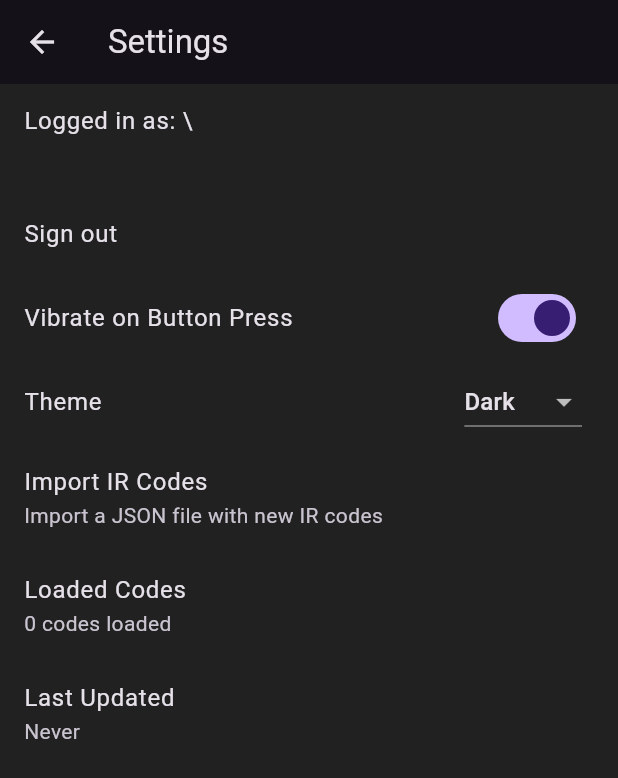
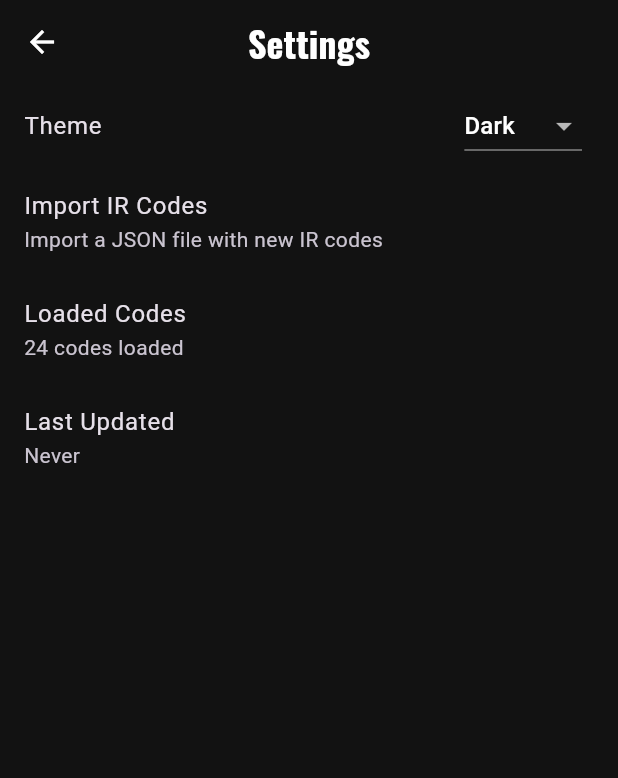
Before and after one commit to slogiker/RGB-led-controller-flutter, a Flutter app: the RemoteScreen screen opened directly, after a tap on the "settings" icon, on a phone screen of 412 x 824 dp. Shown: the top 778 px of the screen. Run offline on Flutter 3.47's test engine with Material 3 defaults, Android fonts, the phone set to English and light mode, and no system bars; our stand-ins replace file_picker, firebase_auth, fluttertoast, google_fonts, shared_preferences; accounts and stored records are empty.

Commit message:
new functionality

```diff
--- a/lib/ui/remote_screen.dart
+++ b/lib/ui/remote_screen.dart
@@ -1,12 +1,9 @@
-
 import 'package:flutter/material.dart';
-import 'package:myapp/services/code_store.dart';
+import 'package:google_fonts/google_fonts.dart';
+import 'dart:convert';
+import 'package:flutter/services.dart';
 import 'package:myapp/services/ir_service.dart';
 import 'package:myapp/ui/settings_screen.dart';
-import 'package:fluttertoast/fluttertoast.dart';
-import 'package:flutter/foundation.dart';
-import 'package:vibration/vibration.dart';
-import 'package:shared_preferences/shared_preferences.dart';
 
 class RemoteScreen extends StatefulWidget {
   const RemoteScreen({super.key});
@@ -16,294 +13,255 @@ class RemoteScreen extends StatefulWidget {
 }
 
 class _RemoteScreenState extends State<RemoteScreen> {
-  final CodeStore _codeStore = CodeStore();
-  Map<String, dynamic> _irCodes = {};
-
-  bool _vibrateOnButton = true;
+  Map<String, String> _irCodes = {};
 
   @override
   void initState() {
     super.initState();
-    _loadCodes();
-    _loadVibrateSetting();
+    _loadIrCodes();
   }
 
-  Future<void> _loadVibrateSetting() async {
-    final prefs = await SharedPreferences.getInstance();
+  Future<void> _loadIrCodes() async {
+    final String response = await rootBundle.loadString('assets/ir_codes.json');
+    final data = await json.decode(response);
     setState(() {
-      _vibrateOnButton = prefs.getBool('vibrateOnButton') ?? true;
+      _irCodes = Map<String, String>.from(data);
     });
   }
 
-  Future<void> _loadCodes() async {
-    final codes = await _codeStore.readCodes();
-    setState(() {
-      _irCodes = codes;
-    });
-  }
-
-  Future<void> _transmit(String buttonName) async {
-    if (_irCodes.containsKey('buttons') &&
-        _irCodes['buttons'].containsKey(buttonName)) {
-      final hexCode = _irCodes['buttons'][buttonName];
-      final frequency = _irCodes['meta']['frequency'];
-      IrService.transmitHex(hexCode, frequency);
-      Fluttertoast.showToast(
-        msg: "Sent $buttonName",
-        toastLength: Toast.LENGTH_SHORT,
-        gravity: ToastGravity.BOTTOM,
-        backgroundColor: Colors.grey[800],
-        textColor: Colors.white,
-      );
-      if (kIsWeb) {
-        // For web, print button name to console
-        // ignore: avoid_print
-        print('Button pressed: $buttonName');
-      } else if (_vibrateOnButton) {
-        if (await Vibration.hasVibrator() ?? false) {
-          Vibration.vibrate(duration: 50);
-        }
-      }
+  void _sendIrCommand(String key) {
+    final code = _irCodes[key];
+    if (code != null) {
+      IrService.transmitIR(code);
+      HapticFeedback.lightImpact();
     }
   }
 
   @override
   Widget build(BuildContext context) {
     return Scaffold(
-      backgroundColor: const Color(0xFF212121),
       appBar: AppBar(
-        backgroundColor: Colors.transparent,
-        elevation: 0,
+        title: Text(
+          'RGB LED Remote',
+        ),
         actions: [
           IconButton(
-            icon: const Icon(Icons.settings, color: Colors.orange),
+            icon: const Icon(Icons.settings),
             onPressed: () {
               Navigator.push(
                 context,
-                MaterialPageRoute(
-                  builder: (context) => SettingsScreen(
-                    onCodesUpdated: _loadCodes,
-                  ),
-                ),
+                MaterialPageRoute(builder: (context) => SettingsScreen(onCodesUpdated: _loadIrCodes)),
               );
             },
           ),
         ],
       ),
-      body: Center(
-        child: Container(
-          padding: const EdgeInsets.symmetric(horizontal: 20, vertical: 30),
+      body: Container(
         decoration: BoxDecoration(
-              color: const Color(0xFF4a4a4a),
-              borderRadius: BorderRadius.circular(25),
-              border: Border.all(color: Colors.black.withAlpha(51)),
-              boxShadow: [
-                BoxShadow(
-                  color: Colors.black.withAlpha(128),
-                  spreadRadius: 5,
-                  blurRadius: 15,
-                  offset: const Offset(0, 5),
-                )
-              ]),
-          width: 300,
-          child: _buildRemoteGrid(),
+          image: DecorationImage(
+            image: const AssetImage("assets/images/noise.png"),
+            fit: BoxFit.cover,
+            colorFilter: ColorFilter.mode(Colors.black.withAlpha(25), BlendMode.dstATop),
+          ),
+          gradient: LinearGradient(
+            colors: [Colors.deepPurple.shade900, Colors.blue.shade900],
+            begin: Alignment.topLeft,
+            end: Alignment.bottomRight,
+          ),
+        ),
+        child: Padding(
+          padding: const EdgeInsets.symmetric(horizontal: 20.0, vertical: 10.0),
+          child: Column(
+            mainAxisAlignment: MainAxisAlignment.spaceAround,
+            children: [
+              _buildPowerButtons(),
+              _buildColorGrid(),
+              _buildBrightnessSlider(),
+              _buildSpeedSlider(),
+              _buildEffectButtons(),
+            ],
+          ),
         ),
       ),
     );
   }
 
-  Widget _buildRemoteGrid() {
-    final List<Map<String, dynamic>> buttons = [
-      // Row 1
-      {
-        'child': Icon(Icons.wb_sunny_outlined, color: Colors.black.withAlpha(178)),
-        'color': Colors.white,
-        'name': 'BRIGHT_UP'
-      },
-      {
-        'child': Icon(Icons.wb_sunny, color: Colors.black.withAlpha(178)),
-        'color': Colors.white,
-        'name': 'BRIGHT_DOWN'
-      },
-      {'text': 'OFF', 'color': const Color(0xFF2d2d2d), 'name': 'OFF'},
-      {'text': 'ON', 'color': const Color(0xFFd93131), 'name': 'ON'},
-      // Row 2
-      {'text': 'R', 'color': const Color(0xFFd93131), 'name': 'R'},
-      {'text': 'G', 'color': const Color(0xFF31d931), 'name': 'G'},
-      {'text': 'B', 'color': const Color(0xFF3131d9), 'name': 'B'},
-      {
-        'text': 'W',
-        'color': Colors.white,
-        'textColor': Colors.black,
-        'name': 'W'
-      },
-      // Row 3
-      {'color': const Color(0xFFf47920), 'name': 'C1'},
-      {'color': const Color(0xFF00a651), 'name': 'C2'},
-      {'color': const Color(0xFF0072bc), 'name': 'C3'},
-      {
-        'text': 'FLASH',
-        'color': const Color(0xFF6e6e6e),
-        'textSize': 10.0,
-        'name': 'FLASH'
-      },
-      // Row 4
-      {'color': const Color(0xFFf4a261), 'name': 'C4'},
-      {'color': const Color(0xFF2a9d8f), 'name': 'C5'},
-      {'color': const Color(0xFF6a4c93), 'name': 'C6'},
-      {
-        'text': 'STROBE',
-        'color': const Color(0xFF6e6e6e),
-        'textSize': 10.0,
-        'name': 'STROBE'
-      },
-      // Row 5
-      {'color': const Color(0xFFf9c74f), 'name': 'C7'},
-      {'color': const Color(0xFF277da1), 'name': 'C8'},
-      {'color': const Color(0xFFe5989b), 'name': 'C9'},
-      {
-        'text': 'FADE',
-        'color': const Color(0xFF6e6e6e),
-        'textSize': 10.0,
-        'name': 'FADE'
-      },
-      // Row 6
-      {'color': const Color(0xFFf4e285), 'name': 'C10'},
-      {'color': const Color(0xFF83c5be), 'name': 'C11'},
-      {'color': const Color(0xFFe07a5f), 'name': 'C12'},
-      {
-        'text': 'SMOOTH',
-        'color': const Color(0xFF6e6e6e),
-        'textSize': 10.0,
-        'name': 'SMOOTH'
-      },
+  Widget _buildPowerButtons() {
+    return Row(
+      mainAxisAlignment: MainAxisAlignment.spaceEvenly,
+      children: [
+        _buildIconButton(Icons.power_settings_new, Colors.greenAccent, 'power_on'),
+        _buildIconButton(Icons.power_off, Colors.redAccent, 'power_off'),
+      ],
+    );
+  }
+
+  Widget _buildColorGrid() {
+    final List<Map<String, dynamic>> colors = [
+      {'color': Colors.red, 'key': 'red'},
+      {'color': Colors.green, 'key': 'green'},
+      {'color': Colors.blue, 'key': 'blue'},
+      {'color': Colors.white, 'key': 'white'},
+      {'color': Colors.orange, 'key': 'orange'},
+      {'color': Colors.lightGreen, 'key': 'light_green'},
+      {'color': Colors.lightBlue, 'key': 'light_blue'},
+      {'color': Colors.amber, 'key': 'amber'},
+      {'color': Colors.cyan, 'key': 'cyan'},
+      {'color': Colors.purple, 'key': 'purple'},
+      {'color': Colors.yellow, 'key': 'yellow'},
+      {'color': Colors.pink, 'key': 'pink'},
     ];
 
     return GridView.builder(
       shrinkWrap: true,
       physics: const NeverScrollableScrollPhysics(),
-        itemCount: buttons.length,
       gridDelegate: const SliverGridDelegateWithFixedCrossAxisCount(
         crossAxisCount: 4,
         mainAxisSpacing: 15,
-            crossAxisSpacing: 15
+        crossAxisSpacing: 15,
       ),
+      itemCount: colors.length,
       itemBuilder: (context, index) {
-          final buttonConfig = buttons[index];
-          return _RemoteButton(
-            color: buttonConfig['color'],
-            text: buttonConfig['text'],
-            textColor: buttonConfig['textColor'],
-            child: buttonConfig['child'],
-            onPressed: () => _transmit(buttonConfig['name']),
-            size: 50,
-            textSize: buttonConfig['textSize'] ?? 16.0,
-          );
-        });
-  }
-}
-
-class _RemoteButton extends StatefulWidget {
-  final Color? color;
-  final String? text;
-  final Color? textColor;
-  final Widget? child;
-  final VoidCallback? onPressed;
-  final double size;
-  final double textSize;
-
-  const _RemoteButton({
-    this.color,
-    this.text,
-    this.textColor,
-    this.child,
-    this.onPressed,
-    this.size = 50.0,
-    this.textSize = 16.0,
-  });
-
-  @override
-  _RemoteButtonState createState() => _RemoteButtonState();
-}
-
-class _RemoteButtonState extends State<_RemoteButton> with SingleTickerProviderStateMixin {
-  late AnimationController _controller;
-  late Animation<double> _scaleAnimation;
-
-  @override
-  void initState() {
-    super.initState();
-    _controller = AnimationController(
-      vsync: this,
-      duration: const Duration(milliseconds: 100),
-      reverseDuration: const Duration(milliseconds: 100),
-    );
-    _scaleAnimation = Tween<double>(begin: 1.0, end: 0.9).animate(
-      CurvedAnimation(parent: _controller, curve: Curves.easeInOut),
+        final color = colors[index]['color'] as Color;
+        final key = colors[index]['key'] as String;
+        return _buildColorButton(color, key);
+      },
     );
   }
 
-  @override
-  void dispose() {
-    _controller.dispose();
-    super.dispose();
+  Widget _buildBrightnessSlider() {
+    return _buildSlider('Brightness', Icons.wb_sunny, 'brightness_down', 'brightness_up');
   }
 
-  void _handleTap() {
-    if (widget.onPressed != null) {
-      widget.onPressed!();
-      _controller.forward().then((_) {
-        _controller.reverse();
-      });
-    }
+  Widget _buildSpeedSlider() {
+    return _buildSlider('Speed', Icons.speed, 'smooth', 'flash'); // Using smooth/flash as placeholders
   }
 
-  Color _getSlightlyLighter(Color color) {
-    final hsl = HSLColor.fromColor(color);
-    return hsl.withLightness((hsl.lightness + 0.05).clamp(0.0, 1.0)).toColor();
+  Widget _buildSlider(String label, IconData icon, String keyDecrease, String keyIncrease) {
+    return Column(
+      crossAxisAlignment: CrossAxisAlignment.start,
+      children: [
+        Text(label, style: GoogleFonts.roboto(color: Colors.white, fontWeight: FontWeight.bold, fontSize: 16)),
+        const SizedBox(height: 10),
+        Row(
+          children: [
+            _buildSmallIconButton(icon, keyDecrease),
+            const Expanded(
+              child: Slider(
+                value: 0.5, // Dummy value
+                onChanged: null, // Disabled
+                activeColor: Colors.purpleAccent,
+                inactiveColor: Colors.grey,
+              ),
+            ),
+            _buildSmallIconButton(icon, keyIncrease, increment: true),
+          ],
+        ),
+      ],
+    );
   }
 
-  @override
-  Widget build(BuildContext context) {
-    final buttonColor = widget.color ?? const Color(0xFF6e6e6e);
-    return GestureDetector(
-      onTap: _handleTap,
-      child: ScaleTransition(
-        scale: _scaleAnimation,
+  Widget _buildEffectButtons() {
+    return Row(
+      mainAxisAlignment: MainAxisAlignment.spaceBetween,
+      children: [
+        _buildTextButton('Flash', 'flash'),
+        _buildTextButton('Strobe', 'strobe'),
+        _buildTextButton('Fade', 'fade'),
+        _buildTextButton('Smooth', 'smooth'),
+      ],
+    );
+  }
+
+  Widget _buildIconButton(IconData icon, Color color, String key) {
+    return InkWell(
+      onTap: () => _sendIrCommand(key),
+      borderRadius: BorderRadius.circular(50),
       child: Container(
-          width: widget.size,
-          height: widget.size,
+        width: 70,
+        height: 70,
         decoration: BoxDecoration(
-            color: buttonColor,
           shape: BoxShape.circle,
-            gradient: RadialGradient(
-              colors: [_getSlightlyLighter(buttonColor), buttonColor],
-              center: Alignment.center,
-              radius: 0.7,
-            ),
+          color: Colors.black.withAlpha(50),
           boxShadow: [
             BoxShadow(
-                color: Colors.black.withAlpha(102),
-                blurRadius: 4,
-                offset: const Offset(2, 2),
+                color: Colors.deepPurple.shade900.withAlpha(128),
+                spreadRadius: 2,
+                blurRadius: 10,
+                offset: const Offset(5, 5)),
+            BoxShadow(
+                color: Colors.blue.shade900.withAlpha(128),
+                spreadRadius: 2,
+                blurRadius: 10,
+                offset: const Offset(-5, -5)),
+          ],
+        ),
+        child: Icon(icon, color: color, size: 35),
+      ),
+    );
+  }
+
+  Widget _buildSmallIconButton(IconData icon, String key, {bool increment = false}) {
+    return InkWell(
+      onTap: () => _sendIrCommand(key),
+      borderRadius: BorderRadius.circular(30),
+      child: Container(
+        width: 40,
+        height: 40,
+        decoration: BoxDecoration(
+          shape: BoxShape.circle,
+          color: Colors.black.withAlpha(50),
+        ),
+        child: Icon(increment ? Icons.add : Icons.remove, color: Colors.white, size: 20),
+      ),
+    );
+  }
+
+  Widget _buildColorButton(Color color, String key) {
+    return InkWell(
+      onTap: () => _sendIrCommand(key),
+      borderRadius: BorderRadius.circular(15),
+      child: Container(
+        decoration: BoxDecoration(
+          color: color,
+          borderRadius: BorderRadius.circular(15),
+          boxShadow: [
+            BoxShadow(
+              color: Colors.black.withAlpha(128),
+              spreadRadius: 1,
+              blurRadius: 8,
+              offset: const Offset(4, 4),
             ),
           ],
-          ),
-          child: Center(
-            child: widget.child ??
-                (widget.text != null
-                    ? Text(
-                        widget.text!,
-                        style: TextStyle(
-                          color: widget.textColor ?? Colors.white,
-                          fontWeight: FontWeight.bold,
-                          fontSize: widget.textSize,
-                        ),
-                      )
-                    : null),
-          ),
         ),
       ),
     );
   }
+
+  Widget _buildTextButton(String label, String key) {
+    return InkWell(
+      onTap: () => _sendIrCommand(key),
+      borderRadius: BorderRadius.circular(10),
+      child: Container(
+        padding: const EdgeInsets.symmetric(horizontal: 22, vertical: 12),
+        decoration: BoxDecoration(
+          color: Colors.black.withAlpha(50),
+          borderRadius: BorderRadius.circular(10),
+          boxShadow: [
+             BoxShadow(
+                color: Colors.deepPurple.shade900.withAlpha(128),
+                spreadRadius: 1,
+                blurRadius: 5,
+                offset: const Offset(3, 3)),
+             BoxShadow(
+                color: Colors.blue.shade900.withAlpha(128),
+                spreadRadius: 1,
+                blurRadius: 5,
+                offset: const Offset(-3, -3)),
+          ],
+        ),
+        child: Text(label, style: GoogleFonts.roboto(color: Colors.white, fontWeight: FontWeight.bold, fontSize: 14)),
+      ),
+    );
   }
+}
--- a/lib/ui/settings_screen.dart
+++ b/lib/ui/settings_screen.dart
@@ -6,9 +6,8 @@ import 'package:flutter/material.dart';
 import 'package:myapp/main.dart';
 import 'package:myapp/services/code_store.dart';
 import 'package:fluttertoast/fluttertoast.dart';
+import 'package:provider/provider.dart';
 import 'package:shared_preferences/shared_preferences.dart';
-import 'package:firebase_auth/firebase_auth.dart';
-import 'package:myapp/services/auth_service.dart';
 
 class SettingsScreen extends StatefulWidget {
   final VoidCallback onCodesUpdated;
@@ -20,28 +19,14 @@ class SettingsScreen extends StatefulWidget {
 }
 
 class _SettingsScreenState extends State<SettingsScreen> {
-  final AuthService _authService = AuthService();
-  User? _user;
-
-  @override
-  void didChangeDependencies() {
-    super.didChangeDependencies();
-    _authService.userChanges.listen((user) {
-      setState(() {
-        _user = user;
-      });
-    });
-  }
   final CodeStore _codeStore = CodeStore();
   int _codeCount = 0;
   String _lastUpdated = 'Never';
-  bool _vibrateOnButton = true;
 
   @override
   void initState() {
     super.initState();
     _loadCodeInfo();
-  _loadVibrateSetting();
   }
 
   Future<void> _loadCodeInfo() async {
@@ -50,21 +35,6 @@ class _SettingsScreenState extends State<SettingsScreen> {
     setState(() {
       _codeCount = codes.containsKey('buttons') ? codes['buttons'].length : 0;
       _lastUpdated = prefs.getString('lastUpdated') ?? 'Never';
-    });
-  }
-
-  Future<void> _loadVibrateSetting() async {
-    final prefs = await SharedPreferences.getInstance();
-    setState(() {
-      _vibrateOnButton = prefs.getBool('vibrateOnButton') ?? true;
-    });
-  }
-
-  Future<void> _setVibrateSetting(bool value) async {
-    final prefs = await SharedPreferences.getInstance();
-    await prefs.setBool('vibrateOnButton', value);
-    setState(() {
-      _vibrateOnButton = value;
     });
   }
 
@@ -91,6 +61,7 @@ class _SettingsScreenState extends State<SettingsScreen> {
 
   @override
   Widget build(BuildContext context) {
+    final themeProvider = Provider.of<ThemeProvider>(context);
     return Scaffold(
       appBar: AppBar(
         title: const Text('Settings'),
@@ -98,60 +69,9 @@ class _SettingsScreenState extends State<SettingsScreen> {
       body: ListView(
         children: [
           ListTile(
-            title: Text(_user == null
-                ? 'Not logged in'
-                : 'Logged in as: \\${_user!.isAnonymous ? 'Anonymous' : (_user!.email ?? _user!.displayName ?? 'User')}'),
-            subtitle: _user == null
-                ? null
-                : Text(_user!.uid),
-          ),
-          if (_user == null) ...[
-            ListTile(
-              title: const Text('Sign in with Google'),
-              onTap: () async {
-                try {
-                  await _authService.signInWithGoogle();
-                } catch (e) {
-                  Fluttertoast.showToast(msg: 'Google sign-in failed: \\${e.toString()}');
-                }
-              },
-            ),
-            ListTile(
-              title: const Text('Sign in with Email'),
-              onTap: () async {
-                // TODO: Show dialog for email/password input and call signInWithEmail
-                Fluttertoast.showToast(msg: 'Email sign-in not implemented');
-              },
-            ),
-            ListTile(
-              title: const Text('Continue as Guest (Anonymous)'),
-              onTap: () async {
-                try {
-                  await _authService.signInAnonymously();
-                } catch (e) {
-                  Fluttertoast.showToast(msg: 'Anonymous sign-in failed: \\${e.toString()}');
-                }
-              },
-            ),
-          ] else ...[
-            ListTile(
-              title: const Text('Sign out'),
-              onTap: () async {
-                await _authService.signOut();
-              },
-            ),
-          ],
-          SwitchListTile(
-            title: const Text('Vibrate on Button Press'),
-            value: _vibrateOnButton,
-            onChanged: (value) {
-              _setVibrateSetting(value);
-            },
-          ),
-          ListTile(
             title: const Text('Theme'),
             trailing: DropdownButton<ThemeMode>(
-              value: MyApp.of(context).themeMode,
+              value: themeProvider.themeMode,
               items: const [
                 DropdownMenuItem(value: ThemeMode.system, child: Text('System')),
                 DropdownMenuItem(value: ThemeMode.light, child: Text('Light')),
@@ -159,7 +79,7 @@ class _SettingsScreenState extends State<SettingsScreen> {
               ],
               onChanged: (ThemeMode? theme) {
                 if (theme != null) {
-                  MyApp.of(context).changeTheme(theme);
+                  themeProvider.setThemeMode(theme);
                 }
               },
             ),
--- a/pubspec.yaml
+++ b/pubspec.yaml
@@ -1,3 +1,4 @@
+
 name: myapp
 description: "A new Flutter project."
 # The following line prevents the package from being accidentally published to
@@ -39,7 +40,8 @@ dependencies:
   flutter_colorpicker: ^1.1.0
   shared_preferences: ^2.5.3
   fluttertoast: ^9.0.0
-  vibration: ^3.1.4
+  google_fonts: ^6.3.2
+  provider: ^6.1.5+1
   cloud_firestore: ^6.0.3
   firebase_auth: ^6.1.1
   google_sign_in: ^7.2.0
@@ -69,6 +71,7 @@ flutter:
   # To add assets to your application, add an assets section, like this:
   assets:
     - assets/
+    - assets/images/
 
   # An image asset can refer to one or more resolution-specific "variants", see
   # https://flutter.dev/to/resolution-aware-images
```
Also changed, not shown: assets/ir_codes.json (added, +23 -0 lines), lib/main.dart (+61 -77 lines), lib/services/ir_service.dart (+7 -9 lines), assets/images/noise.png (added), pubspec.lock, 3 other files. Lines whose indentation alone changed are shown as unchanged.
